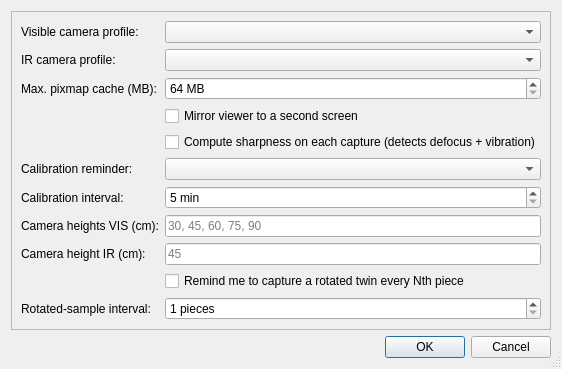
First picture: the form in papyri/ui/settings_dialog.ui, repository cceh/byzanz-capture, before the edit.
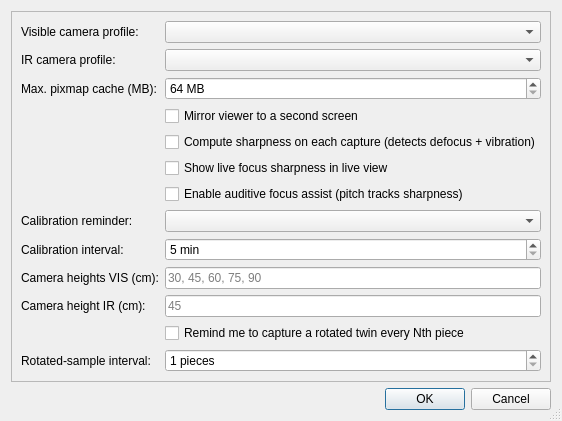
Second picture: the form after the edit.

Commit message: papyri: live focus aids — sharpness readout + auditory pitch assist

```diff
--- a/papyri/ui/settings_dialog.ui
+++ b/papyri/ui/settings_dialog.ui
@@ -88,6 +88,8 @@
        </widget>
       </item>
       <item row="4" column="1">
+       <layout class="QVBoxLayout" name="sharpnessChecksLayout">
+        <item>
        <widget class="QCheckBox" name="enableSharpnessCheckCheckbox">
         <property name="toolTip">
          <string>Compute a Laplace-variance sharpness metric on every loaded capture. Adds ~300 ms to first-time loads of each image; cached afterward.</string>
@@ -96,6 +98,28 @@
          <string>Compute sharpness on each capture (detects defocus + vibration)</string>
         </property>
        </widget>
+        </item>
+        <item>
+         <widget class="QCheckBox" name="enableLiveSharpnessCheckbox">
+          <property name="toolTip">
+           <string>Show a live focus-sharpness readout in live view.</string>
+          </property>
+          <property name="text">
+           <string>Show live focus sharpness in live view</string>
+          </property>
+         </widget>
+        </item>
+        <item>
+         <widget class="QCheckBox" name="enableAuditiveFocusAssistCheckbox">
+          <property name="toolTip">
+           <string>Add a live-view toggle that plays a focus tone (pitch rises with sharpness).</string>
+          </property>
+          <property name="text">
+           <string>Enable auditive focus assist (pitch tracks sharpness)</string>
+          </property>
+         </widget>
+        </item>
+       </layout>
       </item>
       <item row="5" column="0">
        <widget class="QLabel" name="calibrationReminderLabel">
```
Lines whose indentation alone changed are shown as unchanged. The commit also changes 5 other files.
